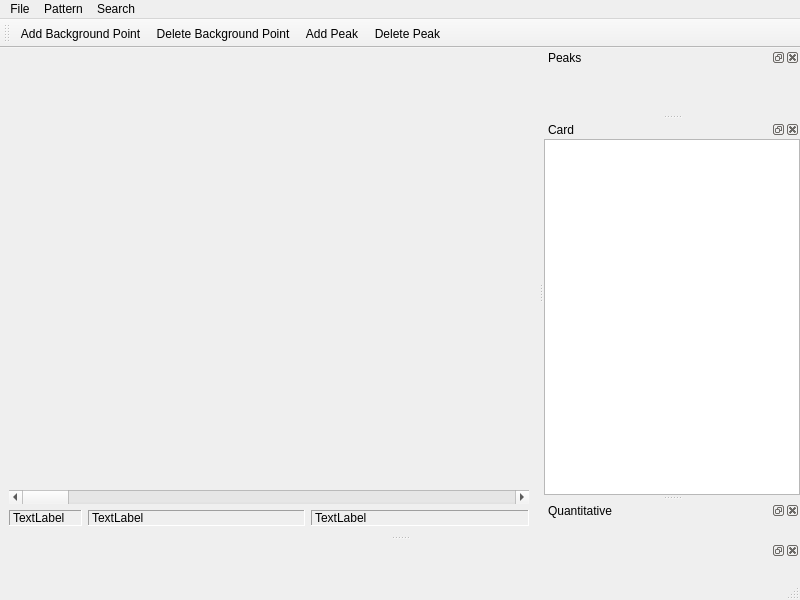
Qt form src/mainwindow.ui (ccorrado71/qualx3) before a commit.
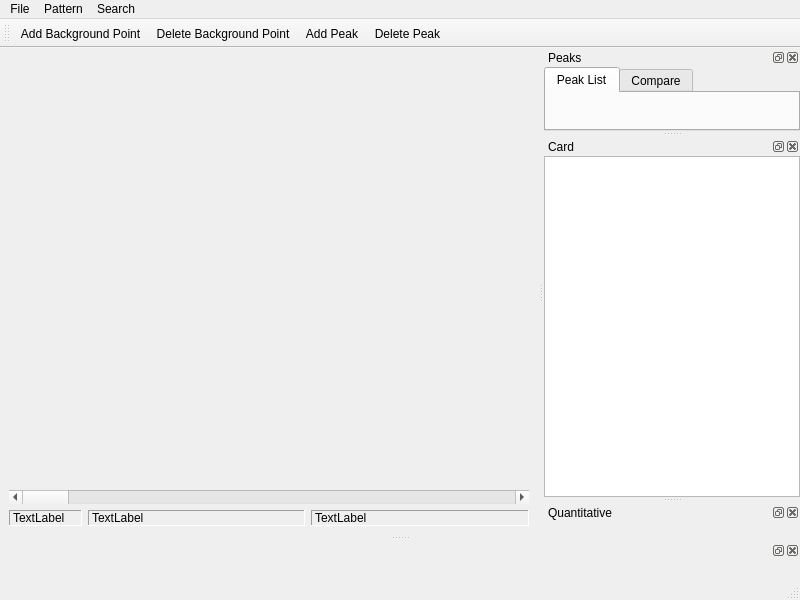
The same form after that commit. Icons and pictures are not drawn. Custom widgets are drawn as their Qt base class.

Commit message: add peak list

```diff
--- a/src/mainwindow.ui
+++ b/src/mainwindow.ui
@@ -170,8 +170,39 @@
    </attribute>
    <widget class="QWidget" name="dockWidgetContents_2">
     <layout class="QVBoxLayout" name="verticalLayout_3">
+     <property name="spacing"><number>0</number></property>
+     <property name="leftMargin"><number>0</number></property>
+     <property name="topMargin"><number>0</number></property>
+     <property name="rightMargin"><number>0</number></property>
+     <property name="bottomMargin"><number>0</number></property>
      <item>
-      <widget class="PeakListWidget" name="peakListWidget" native="true"/>
+      <widget class="QTabWidget" name="peakTabWidget">
+       <property name="currentIndex"><number>0</number></property>
+       <widget class="QWidget" name="tabPeakList">
+        <attribute name="title"><string>Peak List</string></attribute>
+        <layout class="QVBoxLayout" name="layoutPeakList">
+         <property name="leftMargin"><number>0</number></property>
+         <property name="topMargin"><number>0</number></property>
+         <property name="rightMargin"><number>0</number></property>
+         <property name="bottomMargin"><number>0</number></property>
+         <item>
+          <widget class="PeakListWidget" name="peakListWidget" native="true"/>
+         </item>
+        </layout>
+       </widget>
+       <widget class="QWidget" name="tabPeakCompare">
+        <attribute name="title"><string>Compare</string></attribute>
+        <layout class="QVBoxLayout" name="layoutPeakCompare">
+         <property name="leftMargin"><number>0</number></property>
+         <property name="topMargin"><number>0</number></property>
+         <property name="rightMargin"><number>0</number></property>
+         <property name="bottomMargin"><number>0</number></property>
+         <item>
+          <widget class="PeakCompareWidget" name="peakCompareWidget" native="true"/>
+         </item>
+        </layout>
+       </widget>
+      </widget>
      </item>
     </layout>
    </widget>
@@ -384,6 +415,12 @@
    <header>dbresultswidget.h</header>
    <container>1</container>
   </customwidget>
+  <customwidget>
+   <class>PeakCompareWidget</class>
+   <extends>QWidget</extends>
+   <header>peakcomparewidget.h</header>
+   <container>1</container>
+  </customwidget>
   <customwidget>
    <class>QuantWidget</class>
    <extends>QWidget</extends>
```
The commit also changes 18 other files.
